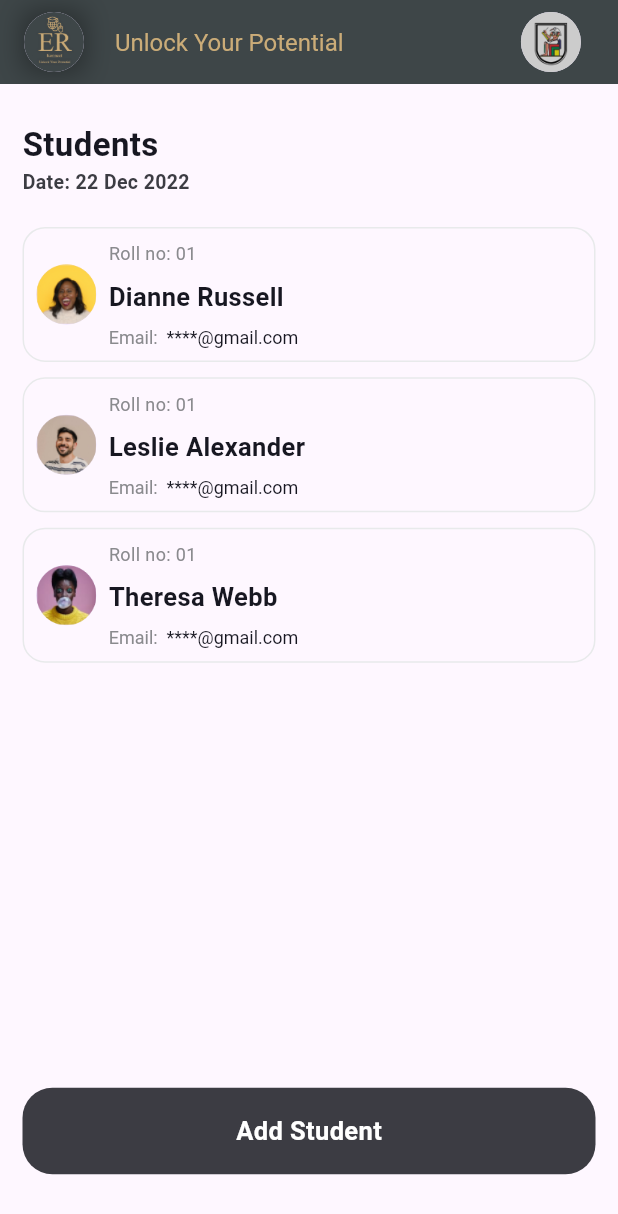
After one commit to Aabis-Ahmed-Hassan/books_app_ui, a Flutter app: the screen it shows after launch, on a phone screen of 412 x 824 dp. The commit adds this screen. Shown: the top 1214 px of the screen. Run offline on Flutter 3.47's test engine with Material 3 defaults, Android fonts, the phone set to English and light mode, and no system bars.

Commit message:
MarkAttendance initial commit

```diff
--- a/lib/main.dart
+++ b/lib/main.dart
@@ -1,5 +1,5 @@
 import 'package:flutter/material.dart';
-import 'package:task_project/task%202/students.dart';
+import 'package:task_project/task%202/mark_attendance.dart';
 //For Device Preview
 
 // void main() {
@@ -30,7 +30,7 @@ class MyApp extends StatelessWidget {
   Widget build(BuildContext context) {
     return MaterialApp(
       // home: InstituteHome(),
-      home: Students(),
+      home: MarkAttendance(),
     );
   }
 }
--- /dev/null
+++ b/lib/task 2/mark_attendance.dart
@@ -0,0 +1,377 @@
+import 'package:flutter/material.dart';
+
+class MarkAttendance extends StatelessWidget {
+  const MarkAttendance({super.key});
+
+  @override
+  Widget build(BuildContext context) {
+    var height = MediaQuery.of(context).size.height * 1;
+    var width = MediaQuery.of(context).size.height * 1;
+    return Scaffold(
+      appBar: AppBar(
+        backgroundColor: const Color(0xff3E4648),
+        title: Row(
+          mainAxisAlignment: MainAxisAlignment.start,
+          crossAxisAlignment: CrossAxisAlignment.center,
+          children: [
+            Container(
+              decoration: const BoxDecoration(
+                boxShadow: [
+                  BoxShadow(
+                    blurRadius: 15,
+                    spreadRadius: 0,
+                    color: Colors.black38,
+                  ),
+                ],
+              ),
+              child: const CircleAvatar(
+                backgroundImage: AssetImage('assets/logo.png'),
+              ),
+            ),
+            SizedBox(
+              width: width * 0.025,
+            ),
+            const Text(
+              'Unlock Your Potential',
+              style: TextStyle(
+                fontSize: 16,
+                color: Color(0xffCBAC78),
+              ),
+            ),
+          ],
+        ),
+        centerTitle: false,
+        actions: [
+          GestureDetector(
+            onTap: () {},
+            child: const CircleAvatar(
+              backgroundImage: AssetImage('assets/profile_picture.png'),
+            ),
+          ),
+          SizedBox(
+            width: width * 0.03,
+          ),
+        ],
+      ),
+      body: Padding(
+        padding: const EdgeInsets.symmetric(horizontal: 15),
+        child: Column(
+          mainAxisAlignment: MainAxisAlignment.start,
+          crossAxisAlignment: CrossAxisAlignment.start,
+          children: [
+            SizedBox(
+              height: height * 0.03,
+            ),
+            const Text(
+              'Students',
+              style: TextStyle(
+                color: Color(0xff171721),
+                fontWeight: FontWeight.w700,
+                fontSize: 22,
+              ),
+            ),
+            const Text(
+              'Date: 22 Dec 2022',
+              style: TextStyle(
+                fontSize: 13,
+                fontWeight: FontWeight.w600,
+                color: Color(0xff3C3C43),
+              ),
+            ),
+            SizedBox(
+              height: height * 0.025,
+            ),
+            Column(
+              children: [
+                Container(
+                  width: double.infinity,
+                  padding: EdgeInsets.symmetric(
+                      horizontal: width * 0.01, vertical: height * 0.01),
+                  margin: EdgeInsets.only(bottom: height * 0.0125),
+                  decoration: BoxDecoration(
+                    borderRadius: BorderRadius.circular(15),
+                    border: Border.all(
+                      color: const Color(0xffE8EAEB),
+                    ),
+                  ),
+                  child: Row(
+                    children: [
+                      const Column(
+                        children: [
+                          CircleAvatar(
+                            radius: 20,
+                            child: Image(
+                              image: AssetImage(
+                                'assets/student_1.png',
+                              ),
+                            ),
+                          )
+                        ],
+                      ),
+                      SizedBox(
+                        width: width * 0.01,
+                      ),
+                      Expanded(
+                        child: Column(
+                          mainAxisAlignment: MainAxisAlignment.center,
+                          crossAxisAlignment: CrossAxisAlignment.start,
+                          children: [
+                            const Text(
+                              'Roll no: 01',
+                              style: TextStyle(
+                                fontWeight: FontWeight.w400,
+                                fontSize: 12,
+                                color: Color(
+                                  0xff8A8A8E,
+                                ),
+                              ),
+                            ),
+                            SizedBox(
+                              height: height * 0.01,
+                            ),
+                            const Text(
+                              'Dianne Russell',
+                              style: TextStyle(
+                                fontSize: 17,
+                                fontWeight: FontWeight.w600,
+                                color: Color(
+                                  0xff171721,
+                                ),
+                              ),
+                            ),
+                            SizedBox(
+                              height: height * 0.01,
+                            ),
+                            RichText(
+                              text: const TextSpan(
+                                children: [
+                                  TextSpan(
+                                    text: 'Email:  ',
+                                    style: TextStyle(
+                                      color: Color(0xff8A8A8E),
+                                      fontWeight: FontWeight.w400,
+                                      fontSize: 12,
+                                    ),
+                                  ),
+                                  TextSpan(
+                                    text: '****@gmail.com',
+                                    style: TextStyle(
+                                      color: Color(0xff171721),
+                                      fontWeight: FontWeight.w400,
+                                      fontSize: 12,
+                                    ),
+                                  ),
+                                ],
+                              ),
+                            ),
+                          ],
+                        ),
+                      ),
+                    ],
+                  ),
+                ),
+                Container(
+                  width: double.infinity,
+                  padding: EdgeInsets.symmetric(
+                      horizontal: width * 0.01, vertical: height * 0.01),
+                  margin: EdgeInsets.only(bottom: height * 0.0125),
+                  decoration: BoxDecoration(
+                    borderRadius: BorderRadius.circular(15),
+                    border: Border.all(
+                      color: const Color(0xffE8EAEB),
+                    ),
+                  ),
+                  child: Row(
+                    children: [
+                      const Column(
+                        children: [
+                          CircleAvatar(
+                            radius: 20,
+                            child: Image(
+                              image: AssetImage(
+                                'assets/student_2.png',
+                              ),
+                            ),
+                          )
+                        ],
+                      ),
+                      SizedBox(
+                        width: width * 0.01,
+                      ),
+                      Expanded(
+                        child: Column(
+                          mainAxisAlignment: MainAxisAlignment.center,
+                          crossAxisAlignment: CrossAxisAlignment.start,
+                          children: [
+                            const Text(
+                              'Roll no: 01',
+                              style: TextStyle(
+                                fontWeight: FontWeight.w400,
+                                fontSize: 12,
+                                color: Color(
+                                  0xff8A8A8E,
+                                ),
+                              ),
+                            ),
+                            SizedBox(
+                              height: height * 0.01,
+                            ),
+                            const Text(
+                              'Leslie Alexander',
+                              style: TextStyle(
+                                fontSize: 17,
+                                fontWeight: FontWeight.w600,
+                                color: Color(
+                                  0xff171721,
+                                ),
+                              ),
+                            ),
+                            SizedBox(
+                              height: height * 0.01,
+                            ),
+                            RichText(
+                              text: const TextSpan(
+                                children: [
+                                  TextSpan(
+                                    text: 'Email:  ',
+                                    style: TextStyle(
+                                      color: Color(0xff8A8A8E),
+                                      fontWeight: FontWeight.w400,
+                                      fontSize: 12,
+                                    ),
+                                  ),
+                                  TextSpan(
+                                    text: '****@gmail.com',
+                                    style: TextStyle(
+                                      color: Color(0xff171721),
+                                      fontWeight: FontWeight.w400,
+                                      fontSize: 12,
+                                    ),
+                                  ),
+                                ],
+                              ),
+                            ),
+                          ],
+                        ),
+                      ),
+                    ],
+                  ),
+                ),
+                Container(
+                  width: double.infinity,
+                  padding: EdgeInsets.symmetric(
+                      horizontal: width * 0.01, vertical: height * 0.01),
+                  margin: EdgeInsets.only(bottom: height * 0.0125),
+                  decoration: BoxDecoration(
+                    borderRadius: BorderRadius.circular(15),
+                    border: Border.all(
+                      color: const Color(0xffE8EAEB),
+                    ),
+                  ),
+                  child: Row(
+                    children: [
+                      const Column(
+                        children: [
+                          CircleAvatar(
+                            radius: 20,
+                            child: Image(
+                              image: AssetImage(
+                                'assets/student_3.png',
+                              ),
+                            ),
+                          )
+                        ],
+                      ),
+                      SizedBox(
+                        width: width * 0.01,
+                      ),
+                      Expanded(
+                        child: Column(
+                          mainAxisAlignment: MainAxisAlignment.center,
+                          crossAxisAlignment: CrossAxisAlignment.start,
+                          children: [
+                            const Text(
+                              'Roll no: 01',
+                              style: TextStyle(
+                                fontWeight: FontWeight.w400,
+                                fontSize: 12,
+                                color: Color(
+                                  0xff8A8A8E,
+                                ),
+                              ),
+                            ),
+                            SizedBox(
+                              height: height * 0.01,
+                            ),
+                            const Text(
+                              'Theresa Webb',
+                              style: TextStyle(
+                                fontSize: 17,
+                                fontWeight: FontWeight.w600,
+                                color: Color(
+                                  0xff171721,
+                                ),
+                              ),
+                            ),
+                            SizedBox(
+                              height: height * 0.01,
+                            ),
+                            RichText(
+                              text: const TextSpan(
+                                children: [
+                                  TextSpan(
+                                    text: 'Email:  ',
+                                    style: TextStyle(
+                                      color: Color(0xff8A8A8E),
+                                      fontWeight: FontWeight.w400,
+                                      fontSize: 12,
+                                    ),
+                                  ),
+                                  TextSpan(
+                                    text: '****@gmail.com',
+                                    style: TextStyle(
+                                      color: Color(0xff171721),
+                                      fontWeight: FontWeight.w400,
+                                      fontSize: 12,
+                                    ),
+                                  ),
+                                ],
+                              ),
+                            ),
+                          ],
+                        ),
+                      ),
+                    ],
+                  ),
+                ),
+              ],
+            ),
+            Spacer(),
+            Container(
+              height: height * 0.07,
+              decoration: BoxDecoration(
+                color: Color(0xff3C3C43),
+                borderRadius: BorderRadius.circular(
+                  20,
+                ),
+              ),
+              child: Center(
+                child: Text(
+                  'Add Student',
+                  style: TextStyle(
+                    fontSize: 17,
+                    color: Colors.white,
+                    fontWeight: FontWeight.w600,
+                  ),
+                ),
+              ),
+            ),
+            SizedBox(
+              height: height * 0.05,
+            ),
+          ],
+        ),
+      ),
+    );
+  }
+}
```
